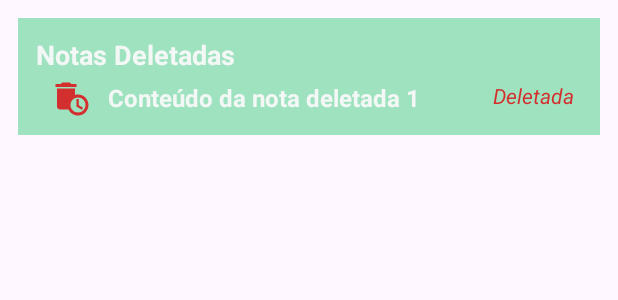
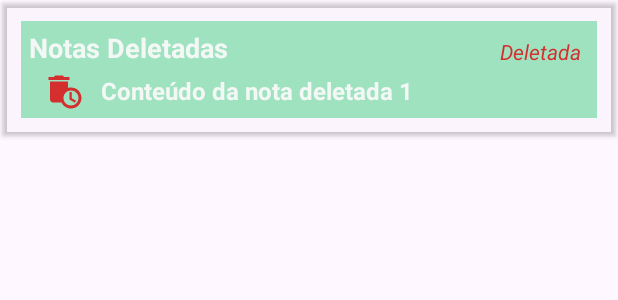
Before and after one commit to gabreucast/Projeto-To-Do-List, an Android app: the layout fragment_completedtask_list.xml on its own in the app's theme, with its tools: preview values and no code run, on a phone screen of 412 x 824 dp. Shown: the top 300 px of the screen. Run offline under Robolectric (Android 15) with nearby library versions, the phone set to English and light mode, and no system bars.

Commit message:
adicionar CardView aos fragment_completedtask_list.xml e fragment_task_list.xml

```diff
--- a/ProjetoToDoList/app/src/main/res/layout/fragment_completedtask_list.xml
+++ b/ProjetoToDoList/app/src/main/res/layout/fragment_completedtask_list.xml
@@ -1,12 +1,18 @@
 <?xml version="1.0" encoding="utf-8"?>
-<androidx.constraintlayout.widget.ConstraintLayout xmlns:android="http://schemas.android.com/apk/res/android"
-    xmlns:tools="http://schemas.android.com/tools"
+<androidx.cardview.widget.CardView xmlns:android="http://schemas.android.com/apk/res/android"
     xmlns:app="http://schemas.android.com/apk/res-auto"
     android:layout_width="match_parent"
     android:layout_height="wrap_content"
-    android:padding="12dp"
-    android:layout_margin="12dp"
-    android:background="@color/fundoBarra">
+    android:layout_margin="2dp"
+    android:orientation="horizontal"
+    app:cardBackgroundColor="@color/cardview_shadow_end_color">
+
+    <androidx.constraintlayout.widget.ConstraintLayout
+        android:layout_width="match_parent"
+        android:layout_height="wrap_content"
+        android:padding="5dp"
+        style="@style/TaskContainerStyle"
+        android:layout_margin="12dp">
 
         <!-- Título da nota deletada -->
         <androidx.appcompat.widget.AppCompatTextView
@@ -27,9 +33,9 @@
         <androidx.appcompat.widget.AppCompatTextView
             android:id="@+id/statusTextView"
             style="@style/DeletedStatusTextView"
-        android:text="Deletada"
+            android:text="@string/statusDeleted"
             app:layout_constraintEnd_toEndOf="parent"
-        app:layout_constraintTop_toBottomOf="@id/textView" />
+            app:layout_constraintTop_toTopOf="parent"/>
 
         <!-- Conteúdo da nota deletada -->
         <androidx.appcompat.widget.AppCompatTextView
@@ -38,5 +44,6 @@
             android:text="Conteúdo da nota deletada 1"
             app:layout_constraintStart_toEndOf="@id/imageView"
             app:layout_constraintTop_toBottomOf="@id/textView" />
+    </androidx.constraintlayout.widget.ConstraintLayout>
 
-</androidx.constraintlayout.widget.ConstraintLayout>
+</androidx.cardview.widget.CardView>
--- a/ProjetoToDoList/app/src/main/res/values/strings.xml
+++ b/ProjetoToDoList/app/src/main/res/values/strings.xml
@@ -28,4 +28,5 @@
     <string name="exemploTarefa">Estudar para examen da 5ta feira</string>
     <!-- TODO: Remove or change this placeholder text -->
     <string name="hello_blank_fragment">Hello blank fragment</string>
+    <string name="statusDeleted">Deletada</string>
 </resources>
```
Also changed, not shown: ProjetoToDoList/app/src/main/res/layout/fragment_task_list.xml (+12 -3 lines), 2 other files. Lines whose indentation alone changed are shown as unchanged.
